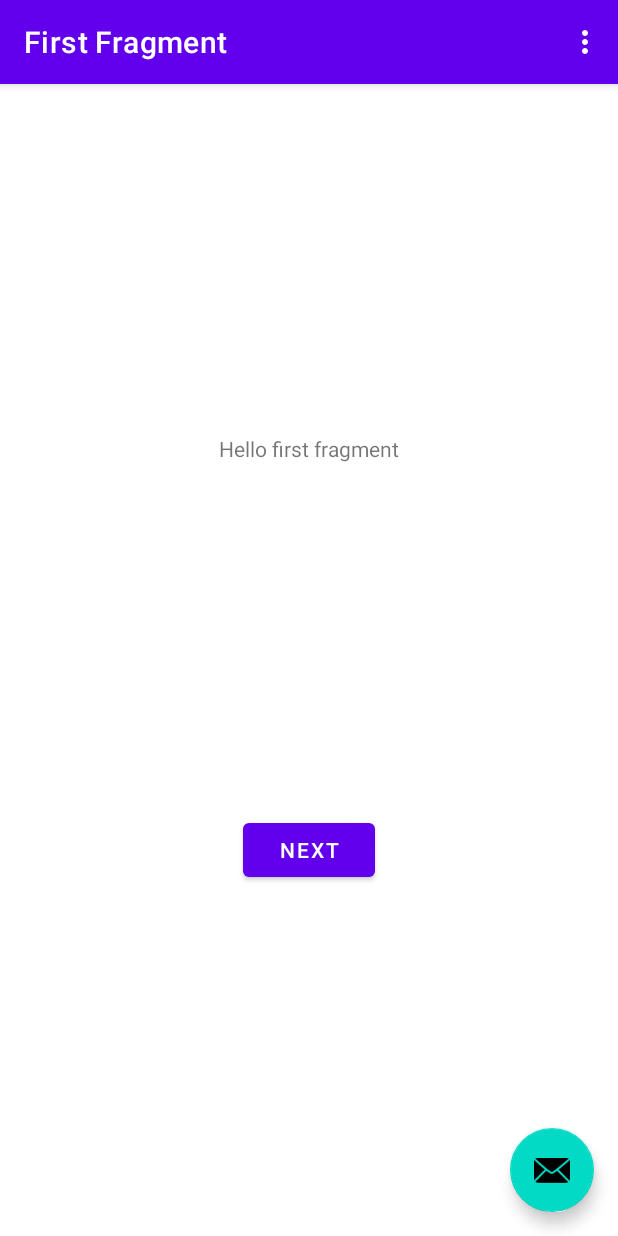
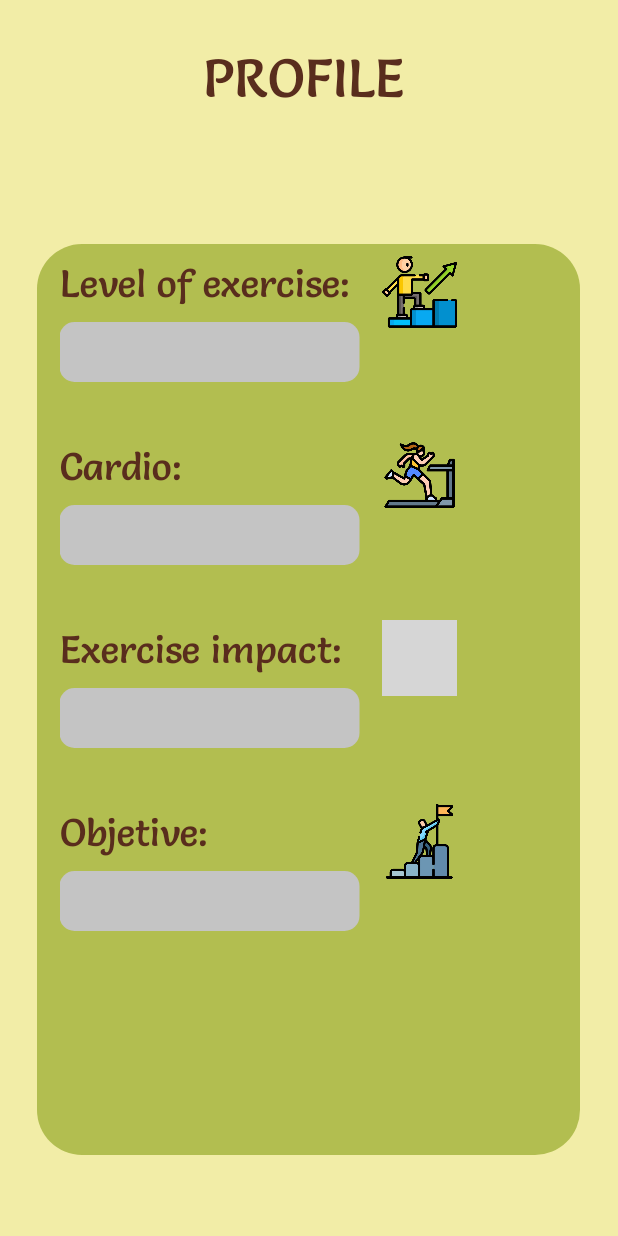
Before and after one commit to Alba-18/Work-out-, an Android app: the screen it shows after launch (MainActivity), on a phone screen of 412 x 824 dp. Run offline under Robolectric (Android 15) with nearby library versions, the phone set to English and light mode, and no system bars; our stand-ins replace navigation-ui; grey boxes are pictures that could not be loaded.

Commit message:
shape.xml

```diff
--- a/app/src/main/AndroidManifest.xml
+++ b/app/src/main/AndroidManifest.xml
@@ -20,6 +20,7 @@
                 <category android:name="android.intent.category.LAUNCHER" />
             </intent-filter>
         </activity>
+
     </application>
 
 </manifest>
--- a/app/src/main/java/com/example/work_out_/MainActivity.java
+++ b/app/src/main/java/com/example/work_out_/MainActivity.java
@@ -20,57 +20,9 @@
 
 public class MainActivity extends AppCompatActivity {
 
-    private AppBarConfiguration appBarConfiguration;
-    private ActivityMainBinding binding;
-
     @Override
     protected void onCreate(Bundle savedInstanceState) {
         super.onCreate(savedInstanceState);
-
-        binding = ActivityMainBinding.inflate(getLayoutInflater());
-        setContentView(binding.getRoot());
-
-        setSupportActionBar(binding.toolbar);
-
-        NavController navController = Navigation.findNavController(this, R.id.nav_host_fragment_content_main);
-        appBarConfiguration = new AppBarConfiguration.Builder(navController.getGraph()).build();
-        NavigationUI.setupActionBarWithNavController(this, navController, appBarConfiguration);
-
-        binding.fab.setOnClickListener(new View.OnClickListener() {
-            @Override
-            public void onClick(View view) {
-                Snackbar.make(view, "Replace with your own action", Snackbar.LENGTH_LONG)
-                        .setAction("Action", null).show();
-            }
-        });
-    }
-
-    @Override
-    public boolean onCreateOptionsMenu(Menu menu) {
-        // Inflate the menu; this adds items to the action bar if it is present.
-        getMenuInflater().inflate(R.menu.menu_main, menu);
-        return true;
-    }
-
-    @Override
-    public boolean onOptionsItemSelected(MenuItem item) {
-        // Handle action bar item clicks here. The action bar will
-        // automatically handle clicks on the Home/Up button, so long
-        // as you specify a parent activity in AndroidManifest.xml.
-        int id = item.getItemId();
-
-        //noinspection SimplifiableIfStatement
-        if (id == R.id.action_settings) {
-            return true;
-        }
-
-        return super.onOptionsItemSelected(item);
-    }
-
-    @Override
-    public boolean onSupportNavigateUp() {
-        NavController navController = Navigation.findNavController(this, R.id.nav_host_fragment_content_main);
-        return NavigationUI.navigateUp(navController, appBarConfiguration)
-                || super.onSupportNavigateUp();
+        setContentView(R.layout.activity_profile);
     }
 }
--- a/app/src/main/res/layout/activity_profile.xml
+++ b/app/src/main/res/layout/activity_profile.xml
@@ -1,9 +1,12 @@
 <?xml version="1.0" encoding="utf-8"?>
-<androidx.constraintlayout.widget.ConstraintLayout xmlns:android="http://schemas.android.com/apk/res/android"
+
+
+<androidx.constraintlayout.widget.ConstraintLayout
+    xmlns:android="http://schemas.android.com/apk/res/android"
     xmlns:tools="http://schemas.android.com/tools"
+    xmlns:app="http://schemas.android.com/apk/res-auto"
     android:layout_width="match_parent"
     android:layout_height="match_parent"
-    xmlns:app="http://schemas.android.com/apk/res-auto"
     android:background="#F2EDA7">
 
     <!-- PROFILE -->
@@ -18,7 +21,7 @@
         android:translationY="30dp"
         tools:ignore="MissingConstraints" />
 
-    <FrameLayout
+    <LinearLayout
         android:id="@+id/frameLayout2"
         android:layout_width="362dp"
         android:layout_height="607dp"
@@ -29,7 +32,20 @@
         app:layout_constraintHorizontal_bias="0.489"
         app:layout_constraintStart_toStartOf="parent"
         app:layout_constraintTop_toTopOf="parent"
-        app:layout_constraintVertical_bias="0.75">
+        app:layout_constraintVertical_bias="0.75"
+        android:orientation="vertical">
+
+
+
+
+        <ScrollView
+            android:layout_width="match_parent"
+            android:layout_height="match_parent">
+
+            <LinearLayout
+                android:orientation="vertical"
+                android:layout_width="match_parent"
+                android:layout_height="wrap_content">
 
                 <!-- Level of exercise -->
                 <TextView
@@ -49,7 +65,7 @@
                     android:layout_height="50dp"
                     android:background="@drawable/next_level"
                     android:translationX="230dp"
-            android:translationY="10dp" />
+                    android:translationY="-25dp" />
 
                 <Spinner
                     android:id="@+id/levelOfExercise"
@@ -58,7 +74,7 @@
                     android:background="@drawable/edit_text"
                     android:spinnerMode="dropdown"
                     android:translationX="15dp"
-            android:translationY="50dp" />
+                    android:translationY="-30dp" />
 
                 <!-- Cardio exercise -->
                 <TextView
@@ -69,7 +85,7 @@
                     android:textColor="#592D1D"
                     android:textSize="25dp"
                     android:translationX="15dp"
-            android:translationY="110dp"
+                    android:translationY="10dp"
 
                     />
 
@@ -78,7 +94,7 @@
                     android:layout_height="50dp"
                     android:background="@drawable/workout"
                     android:translationX="230dp"
-            android:translationY="110dp" />
+                    android:translationY="-25dp" />
 
                 <Spinner
                     android:id="@+id/cardio"
@@ -87,7 +103,7 @@
                     android:background="@drawable/edit_text"
                     android:spinnerMode="dropdown"
                     android:translationX="15dp"
-            android:translationY="150dp" />
+                    android:translationY="-30dp" />
 
                 <!-- Exercise impact -->
                 <TextView
@@ -98,7 +114,7 @@
                     android:textColor="#592D1D"
                     android:textSize="25dp"
                     android:translationX="15dp"
-            android:translationY="210dp"
+                    android:translationY="10dp"
 
                     />
 
@@ -107,7 +123,7 @@
                     android:layout_height="50dp"
                     android:background="@drawable/weakness"
                     android:translationX="230dp"
-            android:translationY="210dp" />
+                    android:translationY="-25dp" />
 
                 <Spinner
                     android:id="@+id/exerciseImpact"
@@ -116,7 +132,7 @@
                     android:background="@drawable/edit_text"
                     android:spinnerMode="dropdown"
                     android:translationX="15dp"
-            android:translationY="250dp" />
+                    android:translationY="-30dp" />
 
                 <!-- Objetive -->
                 <TextView
@@ -127,7 +143,7 @@
                     android:textColor="#592D1D"
                     android:textSize="25dp"
                     android:translationX="15dp"
-            android:translationY="310dp"
+                    android:translationY="10dp"
 
                     />
 
@@ -136,7 +152,7 @@
                     android:layout_height="50dp"
                     android:background="@drawable/goal"
                     android:translationX="230dp"
-            android:translationY="310dp" />
+                    android:translationY="-25dp" />
 
                 <Spinner
                     android:id="@+id/objetive"
@@ -145,7 +161,8 @@
                     android:background="@drawable/edit_text"
                     android:spinnerMode="dropdown"
                     android:translationX="15dp"
-            android:translationY="350dp" />
+                    android:translationY="-30dp" />
+
 
                 <!-- Save button -->
                 <androidx.appcompat.widget.AppCompatButton
@@ -159,10 +176,15 @@
                     android:text="Save"
                     android:textColor="#FFE9C5"
                     android:textSize="30dp"
-            android:translationY="120dp" />
+                    android:translationY="-60dp" />
+
+            </LinearLayout>
+
+        </ScrollView>
 
 
-    </FrameLayout>
+
+    </LinearLayout>
 
 
 </androidx.constraintlayout.widget.ConstraintLayout>
```
Lines whose indentation alone changed are shown as unchanged.
